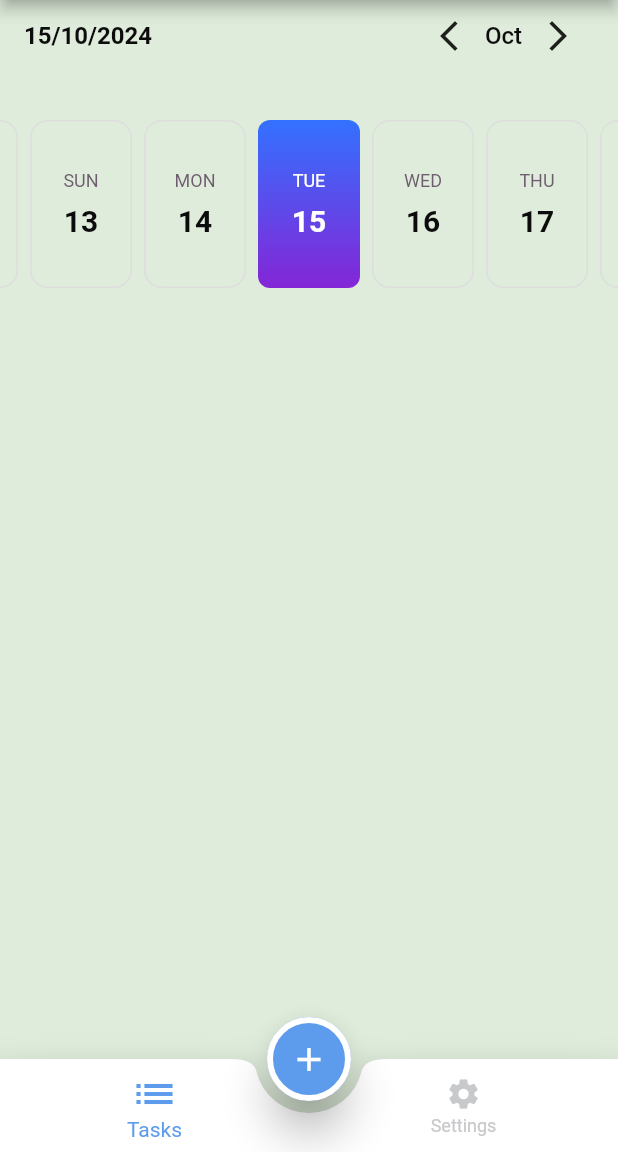
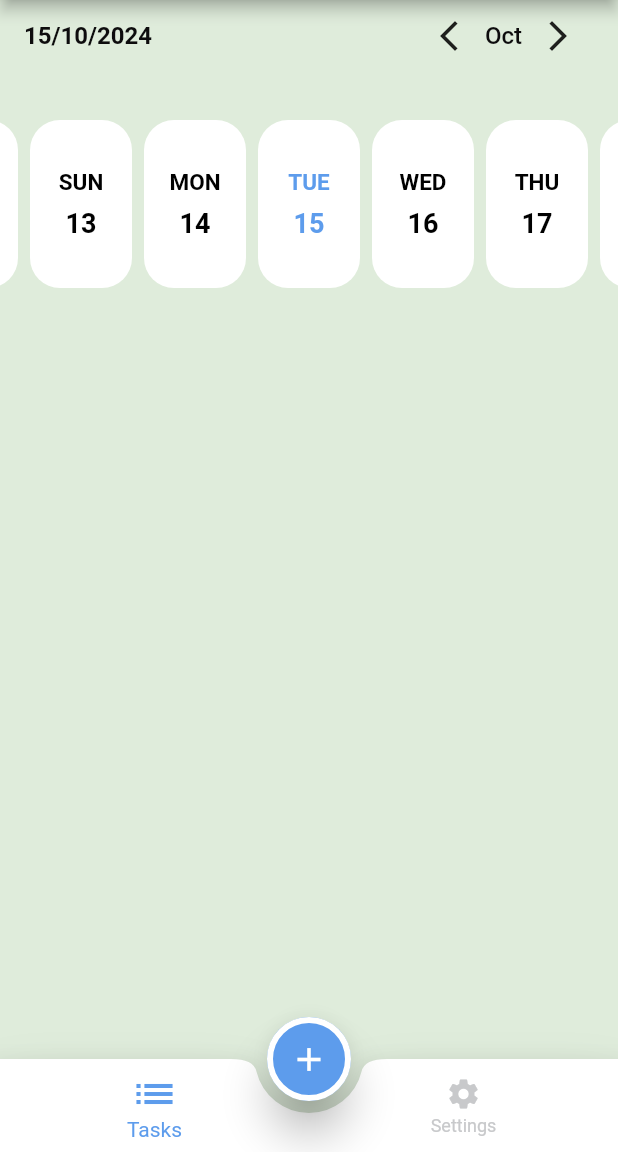
Before and after one commit to osos2511/todo-app, a Flutter app: the screen it shows after launch, on a phone screen of 412 x 824 dp, the part 84-1236 px from its top. Run offline on Flutter 3.47's test engine with Material 3 defaults, Android fonts, the phone set to English and light mode, and no system bars; drawn by our look-alikes of easy_date_timeline.

Commit message:
+change ui

```diff
--- a/lib/config/theme/my_theme.dart
+++ b/lib/config/theme/my_theme.dart
@@ -5,6 +5,7 @@ import 'package:todo_app/core/styles_manager.dart';
 class MyTheme{
 static ThemeData lightTheme=ThemeData(
   primaryColor: ColorsManager.blueColor,
+  dividerColor: ColorsManager.blueColor,
   appBarTheme: AppBarTheme(
     backgroundColor: ColorsManager.blueColor,
     elevation: 4,
@@ -37,6 +38,9 @@ bottomAppBarTheme:const BottomAppBarTheme(
   elevation: 14,
   shape: CircularNotchedRectangle(
   ),
-)
+),
+  cardTheme: const CardTheme(
+    color: ColorsManager.whiteColor,
+  ),
 );
 }
--- /dev/null
+++ b/lib/core/reusable_components/task_item.dart
@@ -0,0 +1,18 @@
+import 'package:flutter/material.dart';
+
+class TaskItem extends StatelessWidget {
+  const TaskItem({super.key});
+
+  @override
+  Widget build(BuildContext context) {
+    return Container(
+
+      child: Row(
+        children: [
+          VerticalDivider(
+          ),
+        ],
+      ),
+    );
+  }
+}
--- a/lib/presentation/screens/tabs/tasks_tab/tasks_tab.dart
+++ b/lib/presentation/screens/tabs/tasks_tab/tasks_tab.dart
@@ -1,5 +1,6 @@
 import 'package:easy_date_timeline/easy_date_timeline.dart';
 import 'package:flutter/material.dart';
+import 'package:todo_app/core/colors_manager.dart';
 
 class TasksTab extends StatelessWidget {
   const TasksTab({super.key});
@@ -13,24 +14,63 @@ class TasksTab extends StatelessWidget {
             initialDate: DateTime.now(),
             onDateChange: (selectedDate) {
               //`selectedDate` the new date selected.
+              print(selectedDate);
             },
             headerProps: const EasyHeaderProps(
               monthPickerType: MonthPickerType.switcher,
               dateFormatter: DateFormatter.fullDateDMY(),
             ),
             dayProps: const EasyDayProps(
+
               dayStructure: DayStructure.dayStrDayNum,
               activeDayStyle: DayStyle(
+                dayNumStyle: TextStyle(
+                    fontSize: 18,
+                    fontWeight: FontWeight.w600,
+                    color: ColorsManager.blueColor
+                ),
+                dayStrStyle: TextStyle(
+                    fontSize: 15,
+                    fontWeight: FontWeight.w600,
+                    color: ColorsManager.blueColor
+                ),
                 decoration: BoxDecoration(
-                  borderRadius: BorderRadius.all(Radius.circular(8)),
-                  gradient: LinearGradient(
-                    begin: Alignment.topCenter,
-                    end: Alignment.bottomCenter,
-                    colors: [
-                      Color(0xff3371FF),
-                      Color(0xff8426D6),
-                    ],
-                  ),
+                    borderRadius: BorderRadius.all(Radius.circular(20)),
+                    color: ColorsManager.whiteColor
+
+                  // gradient: LinearGradient(
+                  //   begin: Alignment.topCenter,
+                  //   end: Alignment.bottomCenter,
+                  //   colors: [
+                  //     Color(0xff3371FF),
+                  //     Color(0xff8426D6),
+                  //   ],
+                  // ),
+                ),
+              ),
+              inactiveDayStyle: DayStyle(
+                dayNumStyle: TextStyle(
+                    fontSize: 18,
+                    fontWeight: FontWeight.w600,
+                    color: Colors.black
+                ),
+                dayStrStyle: TextStyle(
+                    fontSize: 15,
+                    fontWeight: FontWeight.w600,
+                    color: Colors.black
+                ),
+                decoration: BoxDecoration(
+                    borderRadius: BorderRadius.all(Radius.circular(20)),
+                    color: ColorsManager.whiteColor
+
+                  // gradient: LinearGradient(
+                  //   begin: Alignment.topCenter,
+                  //   end: Alignment.bottomCenter,
+                  //   colors: [
+                  //     Color(0xff3371FF),
+                  //     Color(0xff8426D6),
+                  //   ],
+                  // ),
                 ),
               ),
             ),
```
